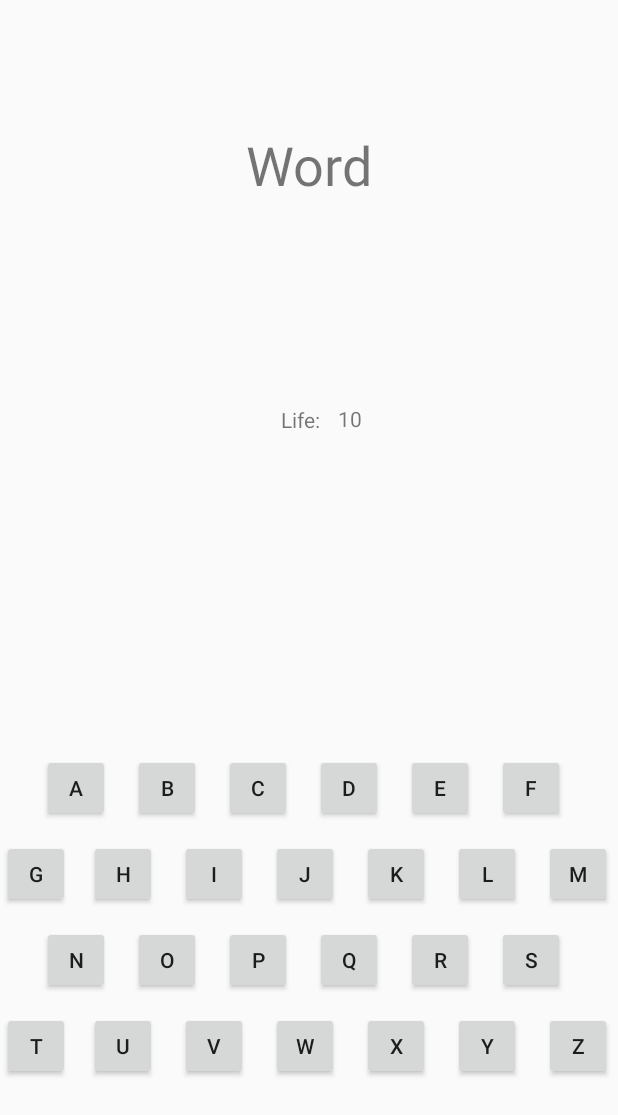
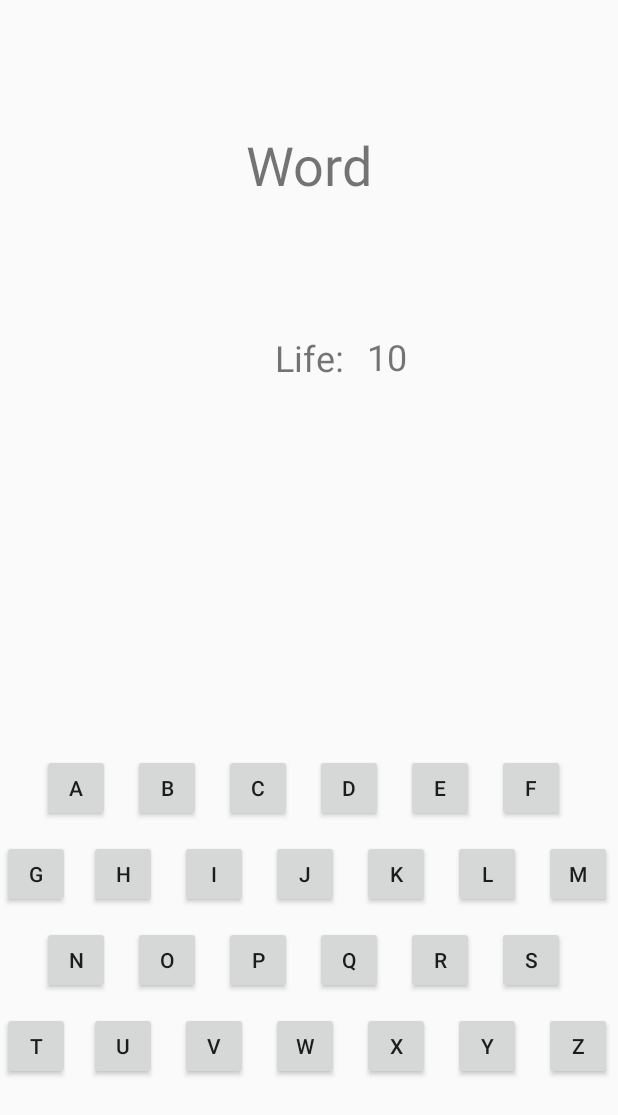
Before and after one commit to Xaantra/assignment-2-hangman-game, an Android app: the layout activity_main.xml on its own in the app's theme, with its tools: preview values and no code run, on a phone screen of 412 x 824 dp. Shown: the top 1115 px of the screen. Run offline under Robolectric (Android 15) with nearby library versions, the phone set to English and light mode, and no system bars.

Commit message:
Project is almost done, needs some minor work on design but logic is done

```diff
--- a/app/src/main/res/layout/activity_main.xml
+++ b/app/src/main/res/layout/activity_main.xml
@@ -314,10 +314,11 @@
         android:id="@+id/textLife"
         android:layout_width="wrap_content"
         android:layout_height="wrap_content"
-        android:layout_marginStart="165dp"
-        android:layout_marginTop="136dp"
+        android:layout_marginStart="177dp"
+        android:layout_marginTop="88dp"
         android:layout_marginEnd="177dp"
         android:text="Life:"
+        android:textSize="24sp"
         app:layout_constraintEnd_toEndOf="parent"
         app:layout_constraintStart_toStartOf="parent"
         app:layout_constraintTop_toBottomOf="@+id/textWord" />
@@ -326,10 +327,23 @@
         android:id="@+id/textLifeNumber"
         android:layout_width="wrap_content"
         android:layout_height="wrap_content"
-        android:layout_marginStart="12dp"
-        android:layout_marginTop="269dp"
+        android:layout_marginStart="15dp"
+        android:layout_marginTop="221dp"
         android:text="10"
+        android:textSize="24sp"
         app:layout_constraintStart_toEndOf="@+id/textLife"
         app:layout_constraintTop_toTopOf="parent" />
 
+    <Button
+        android:id="@+id/restartButton"
+        android:layout_width="458dp"
+        android:layout_height="283dp"
+        android:layout_marginBottom="50dp"
+        android:text="Restart Game"
+        android:visibility="invisible"
+        android:onClick="onClickRestart"
+        app:layout_constraintBottom_toBottomOf="parent"
+        app:layout_constraintEnd_toEndOf="parent"
+        app:layout_constraintStart_toStartOf="parent" />
+
 </androidx.constraintlayout.widget.ConstraintLayout>
```
Also changed, not shown: app/src/main/AndroidManifest.xml (+7 -0 lines), app/src/main/java/fr/isep/ii3510/assignment2/HomeActivity.java (added, +21 -0 lines), app/src/main/java/fr/isep/ii3510/assignment2/MainActivity.java (+50 -4 lines), app/src/main/res/layout/activity_home.xml (added, +23 -0 lines), app/src/main/res/values/strings.xml (+30 -0 lines).
